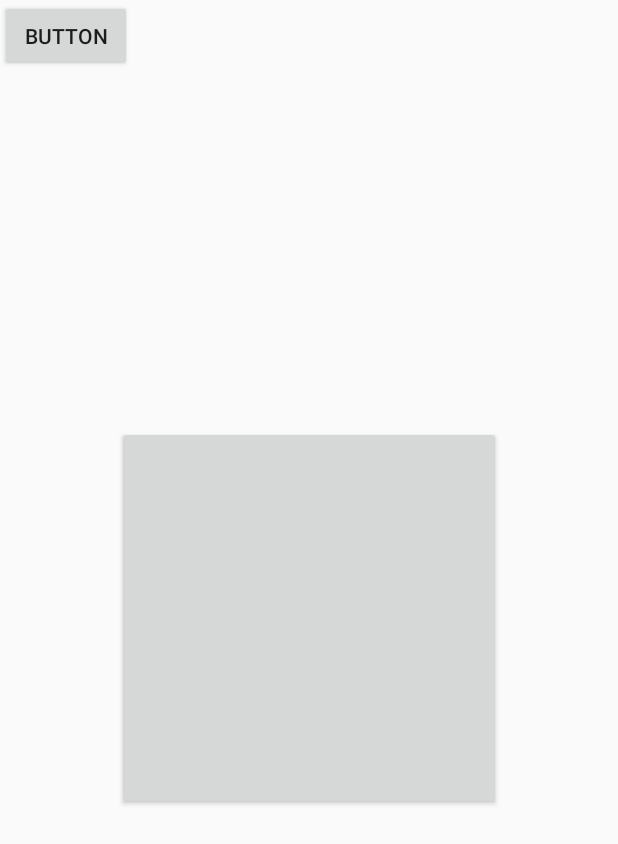
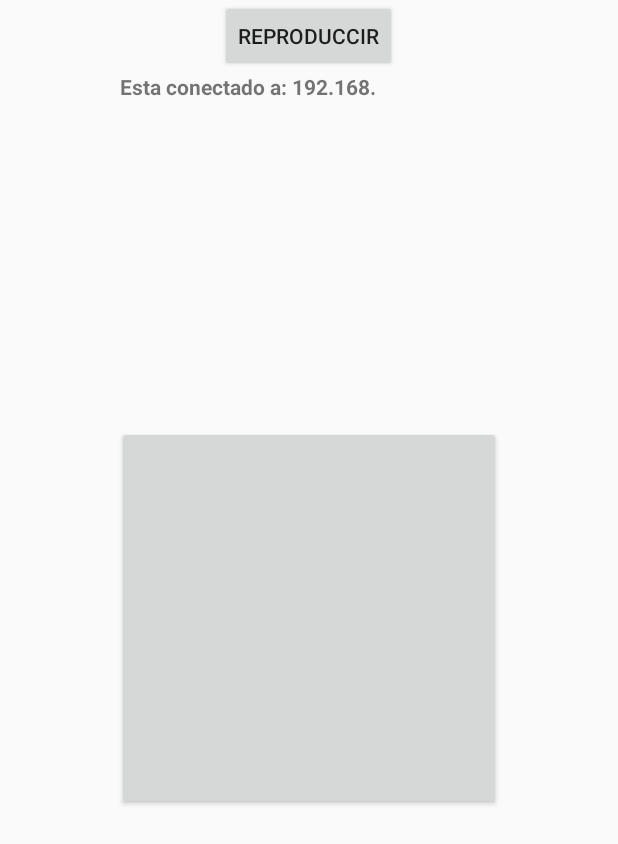
Before and after one commit to jaimelombanag/Megafono, an Android app: the layout activity_client.xml on its own in the app's theme, with its tools: preview values and no code run, on a phone screen of 412 x 824 dp. Shown: the top 844 px of the screen. Run offline under Robolectric (Android 15) with nearby library versions, the phone set to English and light mode, and no system bars; plain views replace CircleButton.

Commit message:
Funcionando al pelo

```diff
--- a/Megafono/app/src/main/res/layout/activity_client.xml
+++ b/Megafono/app/src/main/res/layout/activity_client.xml
@@ -29,15 +29,36 @@
         app:layout_constraintTop_toTopOf="parent"
         android:layout_marginTop="8dp" />
 
+    <LinearLayout
+        android:layout_width="match_parent"
+        android:layout_height="wrap_content"
+        android:orientation="vertical"
+        android:gravity="center">
+
+
         <Button
             android:id="@+id/button3"
             android:layout_width="wrap_content"
             android:layout_height="wrap_content"
-        android:text="Button"
+            android:text="Reproduccir"
             tools:layout_editor_absoluteX="147dp"
             tools:layout_editor_absoluteY="445dp"
             tools:ignore="MissingConstraints,OnClick"
             android:onClick="Reproducir"/>
 
+        <TextView
+            android:id="@+id/ip_conexion"
+            android:layout_width="252dp"
+            android:layout_height="22dp"
+            android:text="Esta conectado a: 192.168."
+            android:textStyle="bold"
+            tools:layout_editor_absoluteX="68dp"
+            tools:layout_editor_absoluteY="422dp"
+            tools:ignore="MissingConstraints" />
+
+    </LinearLayout>
+
+
+
 
 </android.support.constraint.ConstraintLayout>
--- a/Megafono/app/src/main/res/layout/activity_main.xml
+++ b/Megafono/app/src/main/res/layout/activity_main.xml
@@ -45,6 +45,7 @@
             android:layout_height="42dp"
             android:ems="10"
             android:hint="IP Servidor"
+            android:text="192.168."
             android:inputType="text"
             tools:ignore="MissingConstraints"
             tools:layout_editor_absoluteX="44dp"
--- a/Megafono/app/src/main/res/layout/activity_server.xml
+++ b/Megafono/app/src/main/res/layout/activity_server.xml
@@ -25,6 +25,7 @@
 
         <TextView
             android:id="@+id/infoip"
+            android:textColor="@color/colorAccent"
             android:layout_width="match_parent"
             android:layout_height="wrap_content"
             android:layout_gravity="center_horizontal" />
```
Also changed, not shown: Megafono/app/src/main/java/socket/fasepi/com/megafono/ClientActivity.java (+23 -10 lines), Megafono/app/src/main/java/socket/fasepi/com/megafono/Server.java (+11 -4 lines). Lines whose indentation alone changed are shown as unchanged.
